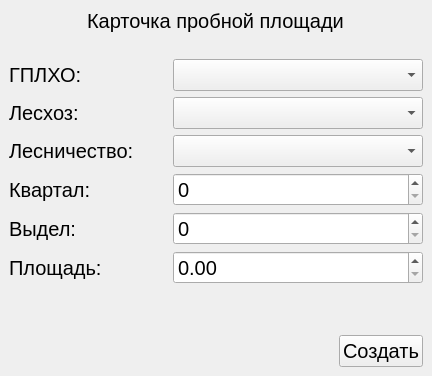
Qt form modules/trees_accounting/src/gui/area_property.ui (daniluuuuuuuk/daniluuuuuuuk.github.io) before a commit.
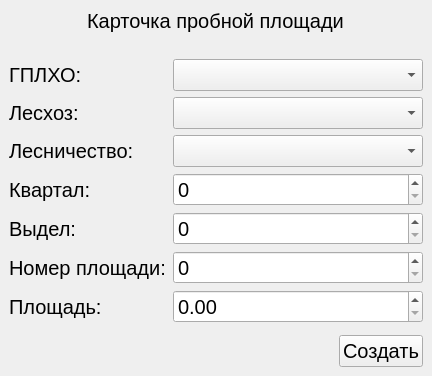
The same form after that commit.

Commit message: Добавил номер площади

The edit to the form file:
```diff
--- a/modules/trees_accounting/src/gui/area_property.ui
+++ b/modules/trees_accounting/src/gui/area_property.ui
@@ -145,6 +145,27 @@
       </item>
      </layout>
     </item>
+    <item>
+     <layout class="QHBoxLayout" name="horizontalLayout_8">
+      <item>
+       <widget class="QLabel" name="label_8">
+        <property name="text">
+         <string>Номер площади:</string>
+        </property>
+       </widget>
+      </item>
+      <item>
+       <widget class="QSpinBox" name="spinBox_3">
+        <property name="minimumSize">
+         <size>
+          <width>250</width>
+          <height>0</height>
+         </size>
+        </property>
+       </widget>
+      </item>
+     </layout>
+    </item>
     <item>
      <layout class="QHBoxLayout" name="horizontalLayout_6">
       <item>
```
The commit also changes 3 other files.
